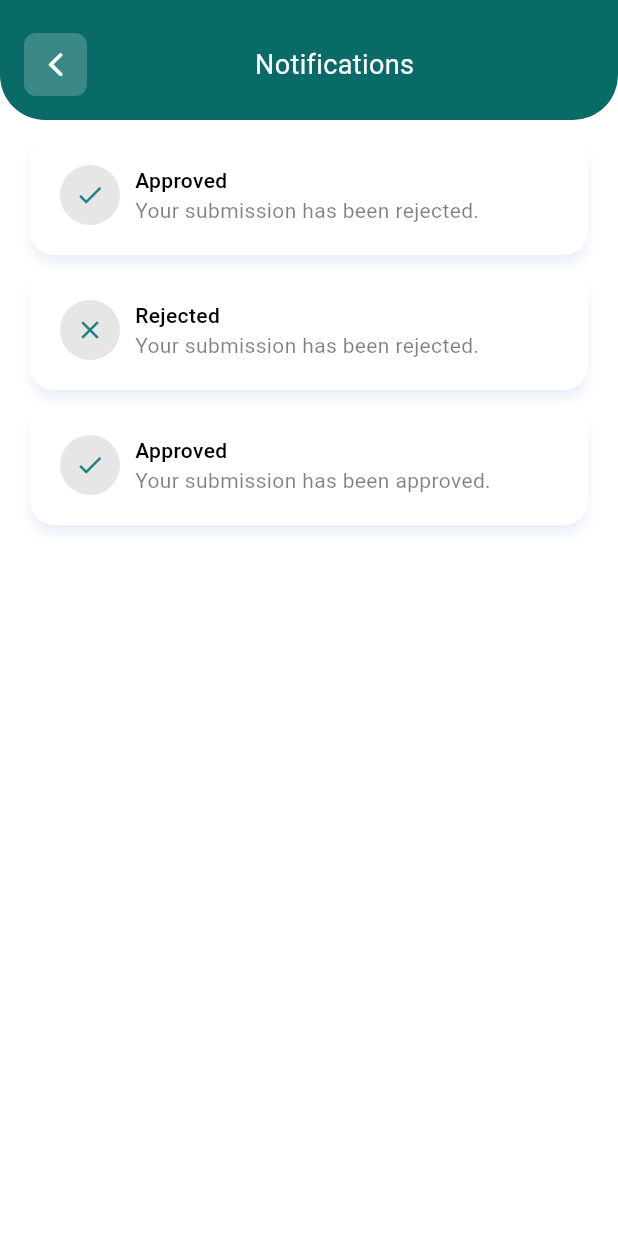
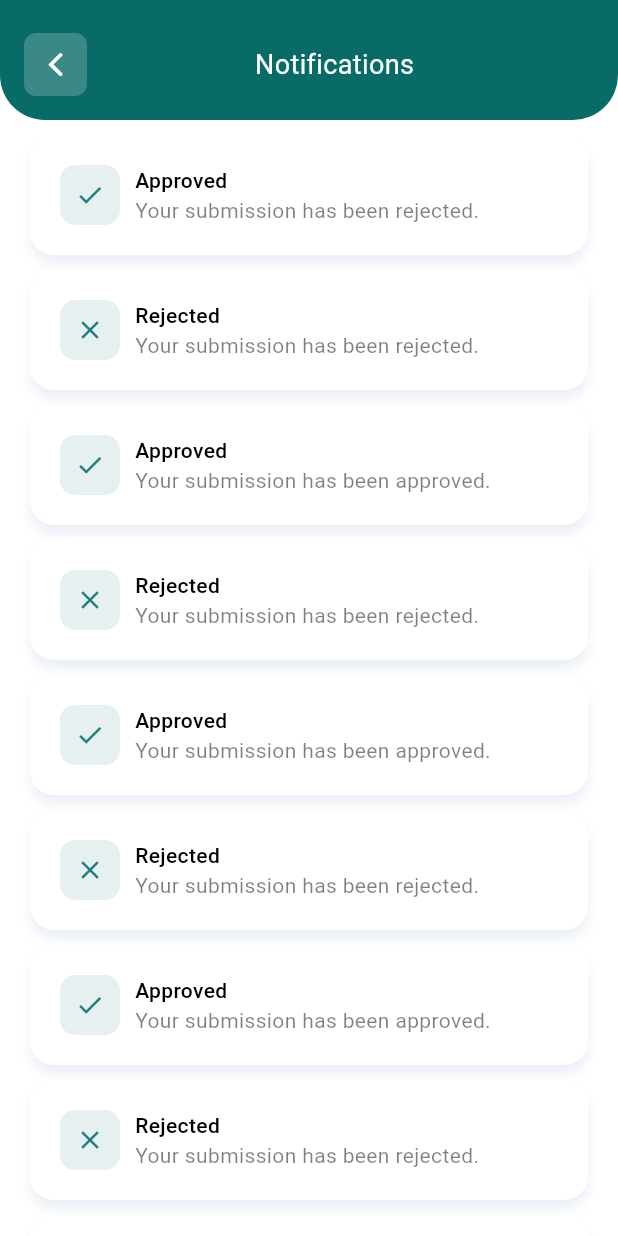
Before and after one commit to jassimpv/Survey-App-Flutter-UI, a Flutter app: the NotificationScreen screen opened by its route, on a phone screen of 412 x 824 dp. Run offline on Flutter 3.47's test engine with Material 3 defaults, Android fonts, the phone set to English and light mode, and no system bars; our stand-ins replace connectivity_plus, flutter_svg, get, package_info_plus, pin_code_fields, shared_preferences and 1 more; accounts and stored records are empty; Roboto replaces fonts that are missing (Outfit); project files that could hold a hidden picture were left out.

Commit message:
Refactor: Enhance notification messages structure and update UI elements for better clarity

```diff
--- a/lib/controller/notifications_controller.dart
+++ b/lib/controller/notifications_controller.dart
@@ -21,6 +21,66 @@ class NotificationsController extends GetxController {
             type: "approved",
             message: "Your submission has been approved.",
           ),
+          Notifications(
+            type: "rejected",
+            message: "Your submission has been rejected.",
+          ),
+          Notifications(
+            type: "approved",
+            message: "Your submission has been approved.",
+          ),
+          Notifications(
+            type: "rejected",
+            message: "Your submission has been rejected.",
+          ),
+          Notifications(
+            type: "approved",
+            message: "Your submission has been approved.",
+          ),
+          Notifications(
+            type: "rejected",
+            message: "Your submission has been rejected.",
+          ),
+          Notifications(
+            type: "approved",
+            message: "Your submission has been approved.",
+          ),
+          Notifications(
+            type: "rejected",
+            message: "Your submission has been rejected.",
+          ),
+          Notifications(
+            type: "approved",
+            message: "Your submission has been approved.",
+          ),
+          Notifications(
+            type: "rejected",
+            message: "Your submission has been rejected.",
+          ),
+          Notifications(
+            type: "approved",
+            message: "Your submission has been approved.",
+          ),
+          Notifications(
+            type: "rejected",
+            message: "Your submission has been rejected.",
+          ),
+          Notifications(
+            type: "approved",
+            message: "Your submission has been approved.",
+          ),
+          Notifications(
+            type: "rejected",
+            message: "Your submission has been rejected.",
+          ),
+          Notifications(
+            type: "approved",
+            message: "Your submission has been approved.",
+          ),
+          Notifications(
+            type: "rejected",
+            message: "Your submission has been rejected.",
+          ),
         ],
       ),
     );
--- a/lib/views/notifications/notification_screen.dart
+++ b/lib/views/notifications/notification_screen.dart
@@ -76,17 +76,15 @@ class _NotificationItem extends StatelessWidget {
           Container(
             width: 40,
             height: 40,
-            decoration: BoxDecoration(
-              color: ColorUtils.whiteColor,
-              shape: BoxShape.circle,
-            ),
+            decoration: BoxDecoration(shape: BoxShape.circle),
             child: Center(
               child: Container(
                 width: 50,
                 height: 50,
                 decoration: BoxDecoration(
-                  color: ColorUtils.black.withValues(alpha: 0.1),
-                  shape: BoxShape.circle,
+                  color: ColorUtils.themeColor.withValues(alpha: 0.1),
+                  shape: BoxShape.rectangle,
+                  borderRadius: BorderRadius.circular(10),
                 ),
                 child: Center(
                   child: Icon(
```
